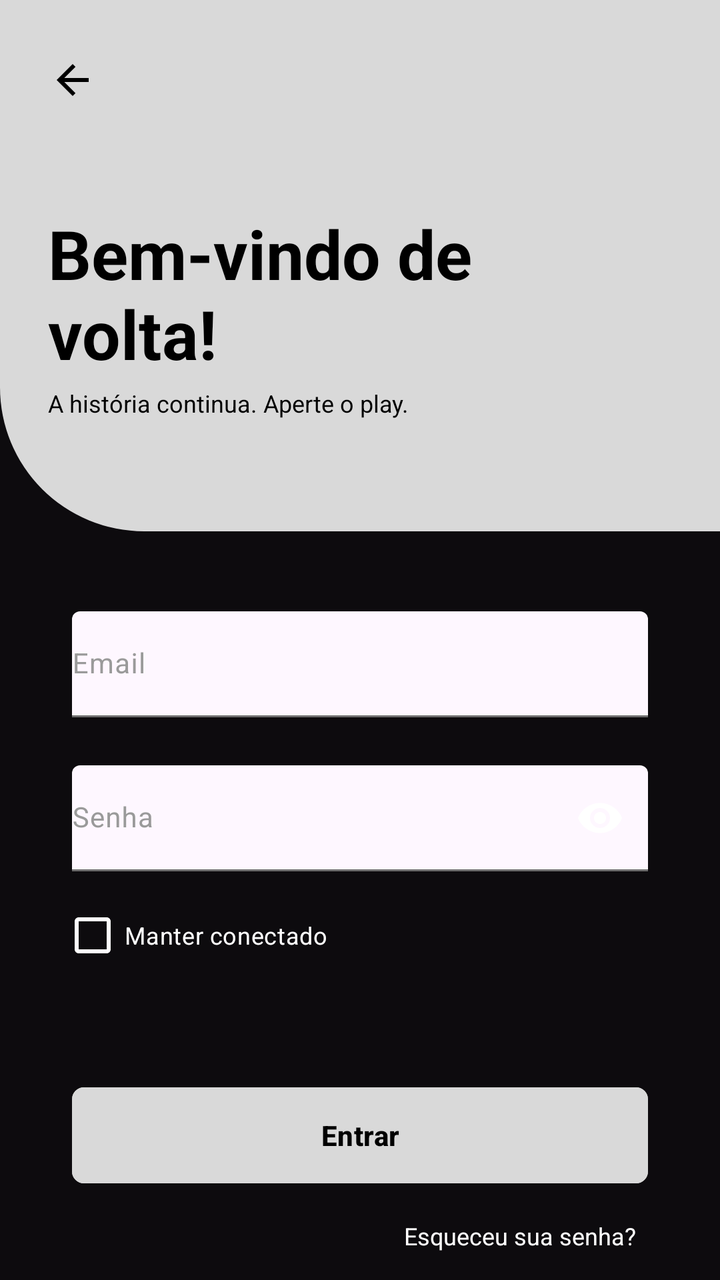
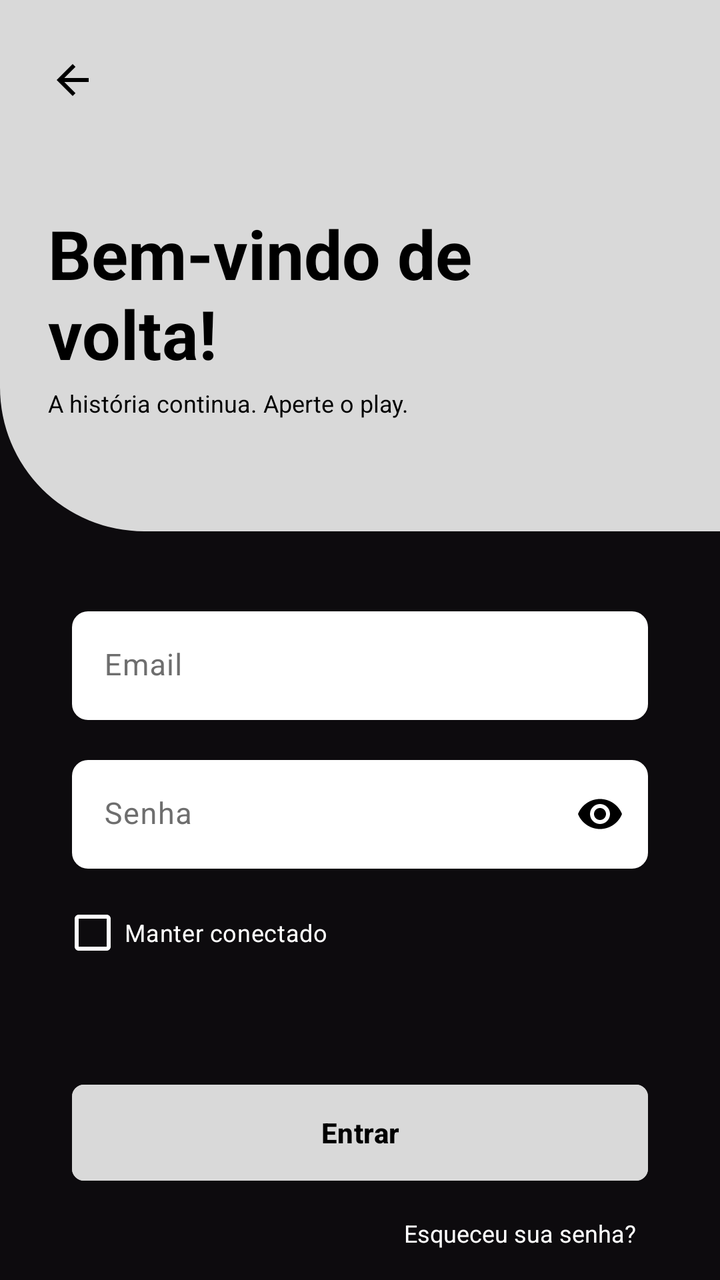

Two renders of the same Android screen: before a commit and after it. Below are the layout's source before the change and the commit's diff.
<!-- AndroidManifest.xml: application theme Theme.CineDiary -->
<!-- res/layout/fragment_login.xml -->
<?xml version="1.0" encoding="utf-8"?>
<androidx.core.widget.NestedScrollView
    xmlns:android="http://schemas.android.com/apk/res/android"
    xmlns:app="http://schemas.android.com/apk/res-auto"
    android:layout_width="match_parent"
    android:layout_height="match_parent"
    android:background="@color/fundo_escuro"
    android:fillViewport="true">

    <LinearLayout
        android:layout_width="match_parent"
        android:layout_height="wrap_content"
        android:orientation="vertical">

        
        <LinearLayout
            android:id="@+id/headerLogin"
            android:layout_width="match_parent"
            android:layout_height="wrap_content"
            android:background="@drawable/bg_header_login"
            android:orientation="vertical"
            android:paddingHorizontal="24dp"
            android:paddingTop="16dp"
            android:paddingBottom="56dp">

            <ImageButton
                android:id="@+id/btnVoltar"
                android:layout_width="48dp"
                android:layout_height="48dp"
                android:layout_marginStart="-12dp"
                android:background="?attr/selectableItemBackgroundBorderless"
                android:contentDescription="@string/voltar"
                android:src="@drawable/ic_seta_voltar" />

            <TextView
                android:layout_width="wrap_content"
                android:layout_height="wrap_content"
                android:layout_marginTop="40dp"
                android:layout_marginEnd="80dp"
                android:text="@string/login_titulo"
                android:textColor="@color/preto"
                android:textSize="34sp"
                android:textStyle="bold" />

            <TextView
                android:layout_width="wrap_content"
                android:layout_height="wrap_content"
                android:layout_marginTop="4dp"
                android:text="@string/login_subtitulo"
                android:textColor="@color/preto"
                android:textSize="12sp" />
        </LinearLayout>

        <LinearLayout
            android:id="@+id/conteudoLogin"
            android:layout_width="match_parent"
            android:layout_height="wrap_content"
            android:orientation="vertical"
            android:paddingHorizontal="36dp"
            android:paddingTop="40dp"
            android:paddingBottom="24dp">

            <com.google.android.material.textfield.TextInputLayout
                android:id="@+id/tilEmail"
                style="@style/Campo.Linha"
                android:layout_width="match_parent"
                android:layout_height="wrap_content"
                android:hint="@string/email">

                <com.google.android.material.textfield.TextInputEditText
                    android:id="@+id/edtEmail"
                    android:layout_width="match_parent"
                    android:layout_height="wrap_content"
                    android:inputType="textEmailAddress"
                    android:paddingStart="0dp"
                    android:textColor="@color/branco"
                    android:textSize="14sp" />
            </com.google.android.material.textfield.TextInputLayout>

            <com.google.android.material.textfield.TextInputLayout
                android:id="@+id/tilSenha"
                style="@style/Campo.Linha"
                android:layout_width="match_parent"
                android:layout_height="wrap_content"
                android:layout_marginTop="24dp"
                android:hint="@string/senha"
                app:endIconMode="password_toggle"
                app:endIconTint="@color/branco">

                <com.google.android.material.textfield.TextInputEditText
                    android:id="@+id/edtSenha"
                    android:layout_width="match_parent"
                    android:layout_height="wrap_content"
                    android:inputType="textPassword"
                    android:paddingStart="0dp"
                    android:textColor="@color/branco"
                    android:textSize="14sp" />
            </com.google.android.material.textfield.TextInputLayout>

            <CheckBox
                android:id="@+id/chkManterConectado"
                android:layout_width="wrap_content"
                android:layout_height="wrap_content"
                android:layout_marginStart="-6dp"
                android:layout_marginTop="8dp"
                android:buttonTint="@color/branco"
                android:text="@string/manter_conectado"
                android:textColor="@color/branco"
                android:textSize="12sp" />

            <FrameLayout
                android:layout_width="match_parent"
                android:layout_height="wrap_content"
                android:layout_marginTop="48dp">

                <com.google.android.material.button.MaterialButton
                    android:id="@+id/btnEntrar"
                    android:layout_width="match_parent"
                    android:layout_height="56dp"
                    android:backgroundTint="@color/cinza_claro"
                    android:text="@string/entrar"
                    android:textAllCaps="false"
                    android:textColor="@color/preto"
                    android:textStyle="bold"
                    app:cornerRadius="6dp" />

                <ProgressBar
                    android:id="@+id/progressoLogin"
                    android:layout_width="28dp"
                    android:layout_height="28dp"
                    android:layout_gravity="center"
                    android:elevation="10dp"
                    android:indeterminateTint="@color/preto"
                    android:visibility="gone" />
            </FrameLayout>

            <TextView
                android:id="@+id/txtEsqueciSenha"
                android:layout_width="wrap_content"
                android:layout_height="wrap_content"
                android:layout_gravity="end"
                android:layout_marginTop="8dp"
                android:background="?attr/selectableItemBackground"
                android:padding="6dp"
                android:text="@string/esqueci_senha"
                android:textColor="@color/branco"
                android:textSize="12sp" />
        </LinearLayout>
    </LinearLayout>
</androidx.core.widget.NestedScrollView>
<!-- resources referenced by this layout -->
<resources>
  <color name="branco">#FFFFFF</color>
  <color name="cinza_claro">#D9D9D9</color>
  <color name="fundo_escuro">#0D0B0E</color>
  <color name="preto">#000000</color>
  <!-- drawable bg_header_login (drawable) -->
  <?xml version="1.0" encoding="utf-8"?>
  <shape xmlns:android="http://schemas.android.com/apk/res/android" android:shape="rectangle">
      <solid android:color="@color/cinza_claro" />
      <corners android:bottomLeftRadius="72dp" />
  </shape>
  <!-- drawable ic_seta_voltar (drawable) -->
  <vector xmlns:android="http://schemas.android.com/apk/res/android"
      android:width="24dp" android:height="24dp"
      android:viewportWidth="24" android:viewportHeight="24">
      <path android:fillColor="#000000"
          android:pathData="M20,11H7.83l5.59,-5.59L12,4l-8,8 8,8 1.41,-1.41L7.83,13H20v-2z" />
  </vector>
  <string name="email">Email</string>
  <string name="entrar">Entrar</string>
  <string name="esqueci_senha">Esqueceu sua senha?</string>
  <string name="login_subtitulo">A história continua. Aperte o play.</string>
  <string name="login_titulo">Bem-vindo de volta!</string>
  <string name="manter_conectado">Manter conectado</string>
  <string name="senha">Senha</string>
  <string name="voltar">Voltar</string>
  <style name="Campo.Linha" parent="Widget.Material3.TextInputLayout.FilledBox">
          <item name="boxBackgroundColor">@android:color/transparent</item>
          <item name="boxStrokeColor">@color/selector_linha_campo</item>
          <item name="android:textColorHint">@color/cinza_texto</item>
          <item name="hintTextColor">@color/branco</item>
          <item name="boxCollapsedPaddingTop">4dp</item>
          <item name="android:paddingStart">0dp</item>
      </style>
  <style name="Theme.CineDiary" parent="Theme.Material3.Light.NoActionBar">
          <item name="colorPrimary">@color/preto</item>
          <item name="colorOnPrimary">@color/branco</item>
          <item name="android:windowBackground">@color/fundo_escuro</item>
      </style>
  <color name="cinza_texto">#9A9A9A</color>
</resources>

<!-- the commit's change to res/layout/fragment_login.xml (unified diff, before → after) -->
@@ -62,51 +62,62 @@
 
             <com.google.android.material.textfield.TextInputLayout
                 android:id="@+id/tilEmail"
-                style="@style/Campo.Linha"
+                style="@style/Campo.Claro"
                 android:layout_width="match_parent"
                 android:layout_height="wrap_content"
-                android:hint="@string/email">
+                android:hint="@string/email"
+                android:textColorHint="@color/cinza_linha"
+                app:boxBackgroundColor="@color/campo_fundo"
+                app:boxStrokeWidth="0dp"
+                app:boxStrokeWidthFocused="0dp"
+                app:cursorColor="@color/preto"
+                app:hintTextColor="@color/preto">
 
                 <com.google.android.material.textfield.TextInputEditText
                     android:id="@+id/edtEmail"
                     android:layout_width="match_parent"
                     android:layout_height="wrap_content"
                     android:inputType="textEmailAddress"
-                    android:paddingStart="0dp"
-                    android:textColor="@color/branco"
-                    android:textSize="14sp" />
+                    android:textColor="@color/preto"
+                    android:textSize="15sp" />
             </com.google.android.material.textfield.TextInputLayout>
 
             <com.google.android.material.textfield.TextInputLayout
                 android:id="@+id/tilSenha"
-                style="@style/Campo.Linha"
+                style="@style/Campo.Claro"
                 android:layout_width="match_parent"
                 android:layout_height="wrap_content"
-                android:layout_marginTop="24dp"
+                android:layout_marginTop="20dp"
                 android:hint="@string/senha"
+                android:textColorHint="@color/cinza_linha"
+                app:boxBackgroundColor="@color/campo_fundo"
+                app:boxStrokeWidth="0dp"
+                app:boxStrokeWidthFocused="0dp"
+                app:cursorColor="@color/preto"
                 app:endIconMode="password_toggle"
-                app:endIconTint="@color/branco">
+                app:endIconTint="@color/preto"
+                app:hintTextColor="@color/preto">
 
                 <com.google.android.material.textfield.TextInputEditText
                     android:id="@+id/edtSenha"
                     android:layout_width="match_parent"
                     android:layout_height="wrap_content"
                     android:inputType="textPassword"
-                    android:paddingStart="0dp"
-                    android:textColor="@color/branco"
-                    android:textSize="14sp" />
+                    android:textColor="@color/preto"
+                    android:textSize="15sp" />
             </com.google.android.material.textfield.TextInputLayout>
 
-            <CheckBox
+            <com.google.android.material.checkbox.MaterialCheckBox
                 android:id="@+id/chkManterConectado"
                 android:layout_width="wrap_content"
                 android:layout_height="wrap_content"
                 android:layout_marginStart="-6dp"
                 android:layout_marginTop="8dp"
-                android:buttonTint="@color/branco"
                 android:text="@string/manter_conectado"
                 android:textColor="@color/branco"
-                android:textSize="12sp" />
+                android:textSize="12sp"
+                app:buttonTint="@color/branco"
+                app:buttonIconTint="@color/preto" />
 
             <FrameLayout
                 android:layout_width="match_parent"
<!-- resource entries referenced after the edit -->
@@ -1,7 +1,9 @@
 <!-- resources referenced by this layout -->
 <resources>
   <color name="branco">#FFFFFF</color>
+  <color name="campo_fundo">#FFFFFF</color>
   <color name="cinza_claro">#D9D9D9</color>
+  <color name="cinza_linha">#6E6E6E</color>
   <color name="fundo_escuro">#0D0B0E</color>
   <color name="preto">#000000</color>
   <!-- drawable bg_header_login (drawable) -->
@@ -25,19 +27,23 @@
   <string name="manter_conectado">Manter conectado</string>
   <string name="senha">Senha</string>
   <string name="voltar">Voltar</string>
-  <style name="Campo.Linha" parent="Widget.Material3.TextInputLayout.FilledBox">
-          <item name="boxBackgroundColor">@android:color/transparent</item>
-          <item name="boxStrokeColor">@color/selector_linha_campo</item>
-          <item name="android:textColorHint">@color/cinza_texto</item>
-          <item name="hintTextColor">@color/branco</item>
-          <item name="boxCollapsedPaddingTop">4dp</item>
-          <item name="android:paddingStart">0dp</item>
+  <style name="Campo.Claro" parent="Widget.Material3.TextInputLayout.FilledBox">
+          <item name="boxBackgroundColor">@color/campo_fundo</item>
+          <item name="boxStrokeWidth">0dp</item>
+          <item name="boxStrokeWidthFocused">0dp</item>
+          <item name="boxCornerRadiusTopStart">8dp</item>
+          <item name="boxCornerRadiusTopEnd">8dp</item>
+          <item name="boxCornerRadiusBottomStart">8dp</item>
+          <item name="boxCornerRadiusBottomEnd">8dp</item>
+          <item name="android:textColorHint">@color/cinza_linha</item>
+          <item name="hintTextColor">@color/preto</item>
+          <item name="cursorColor">@color/preto</item>
+          <item name="endIconTint">@color/preto</item>
       </style>
   <style name="Theme.CineDiary" parent="Theme.Material3.Light.NoActionBar">
           <item name="colorPrimary">@color/preto</item>
           <item name="colorOnPrimary">@color/branco</item>
           <item name="android:windowBackground">@color/fundo_escuro</item>
       </style>
-  <color name="cinza_texto">#9A9A9A</color>
 </resources>
 
